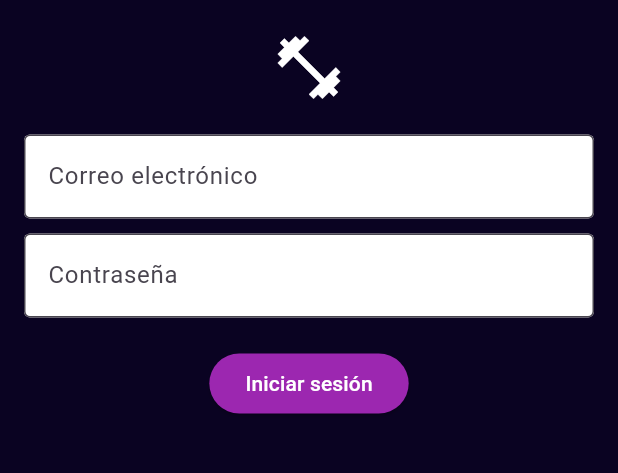
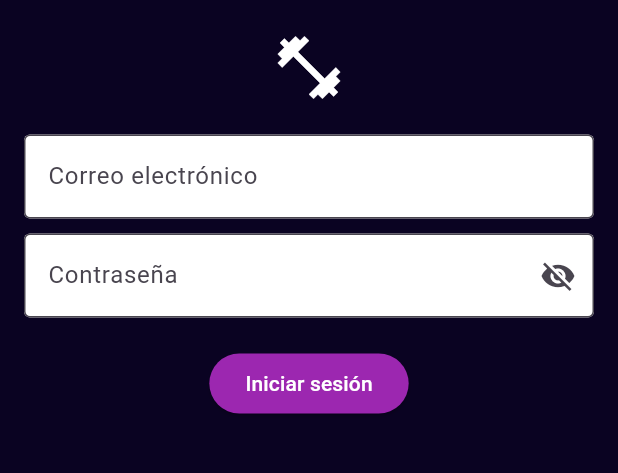
Before and after one commit to Anndrea1707/AppGymFITGO, a Flutter app: the screen it shows after launch, on a phone screen of 412 x 824 dp, the part 434-907 px from its top. Run offline on Flutter 3.47's test engine with Material 3 defaults, Android fonts, the light colour scheme and no system bars; our stand-ins replace cloud_firestore, firebase_auth, firebase_core, flutter_local_notifications, flutter_rating_bar, permission_handler and 1 more; missing offline and left inert: clippy_flutter; accounts and stored records are empty.

Commit message:
Actualizacion pequeña login

```diff
--- a/lib/screens/login_screen.dart
+++ b/lib/screens/login_screen.dart
@@ -1,7 +1,6 @@
 import 'package:cloud_firestore/cloud_firestore.dart';
 import 'package:flutter/material.dart';
 import 'package:firebase_auth/firebase_auth.dart';
-import 'package:firebase_core/firebase_core.dart';
 import 'package:gym_fitgo/screens/gym_suvery_screen.dart';
 import 'package:gym_fitgo/screens/admin_main_screen.dart';
 
@@ -22,6 +21,7 @@ class LoginScreen extends StatefulWidget {
 class _LoginScreenState extends State<LoginScreen> {
   final TextEditingController _emailController = TextEditingController();
   final TextEditingController _passwordController = TextEditingController();
+  bool _isPasswordVisible = false; // Controla la visibilidad de la contraseña
 
   @override
   Widget build(BuildContext context) {
@@ -52,13 +52,25 @@ class _LoginScreenState extends State<LoginScreen> {
               SizedBox(height: 10),
               TextField(
                 controller: _passwordController,
+                obscureText: !_isPasswordVisible, // Cambiar visibilidad
                 decoration: InputDecoration(
                   hintText: "Contraseña",
                   filled: true,
                   fillColor: Colors.white,
                   border: OutlineInputBorder(),
+                  suffixIcon: IconButton(
+                    icon: Icon(
+                      _isPasswordVisible
+                          ? Icons.visibility
+                          : Icons.visibility_off,
+                    ),
+                    onPressed: () {
+                      setState(() {
+                        _isPasswordVisible = !_isPasswordVisible;
+                      });
+                    },
+                  ),
                 ),
-                obscureText: true,
               ),
               SizedBox(height: 20),
               ElevatedButton(
@@ -83,7 +95,6 @@ class _LoginScreenState extends State<LoginScreen> {
     String password = _passwordController.text.trim();
 
     try {
-      // Verificar si el usuario existe en Firestore
       final userDoc = await FirebaseFirestore.instance
           .collection('usuarios')
           .where('email', isEqualTo: email)
@@ -91,22 +102,18 @@ class _LoginScreenState extends State<LoginScreen> {
           .get();
 
       if (userDoc.docs.isNotEmpty) {
-        // Usuario encontrado
         if (email == 'gymfitgo8@gmail.com') {
-          // Redirigir a la pantalla de administrador
           Navigator.pushReplacement(
             context,
             MaterialPageRoute(builder: (context) => AdminMainScreen()),
           );
         } else {
-          // Redirigir a la pantalla de encuestas
           Navigator.pushReplacement(
             context,
             MaterialPageRoute(builder: (context) => GymSurveyScreen()),
           );
         }
       } else {
-        // Usuario no encontrado o contraseña incorrecta
         ScaffoldMessenger.of(context).showSnackBar(
           SnackBar(
             content: Text("Correo o contraseña incorrectos."),
@@ -115,10 +122,9 @@ class _LoginScreenState extends State<LoginScreen> {
         );
       }
     } catch (e) {
-      // Manejar errores
       ScaffoldMessenger.of(context).showSnackBar(
         SnackBar(
-          content: Text("Ocurrió un error. Inténtalo de nuevo."),
+          content: Text("Error al conectarse. Verifique su conexión."),
           backgroundColor: Colors.red,
         ),
       );
```
